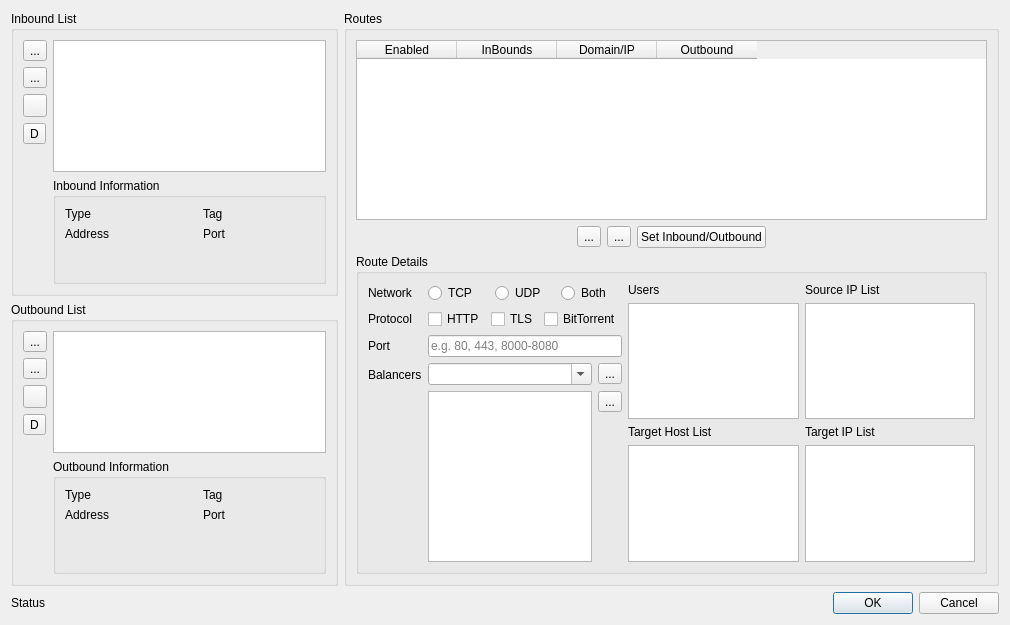
Before: the Qt Designer form src/ui/w_RoutesEditor.ui in darsvador/qvssr, drawn with Qt 5.
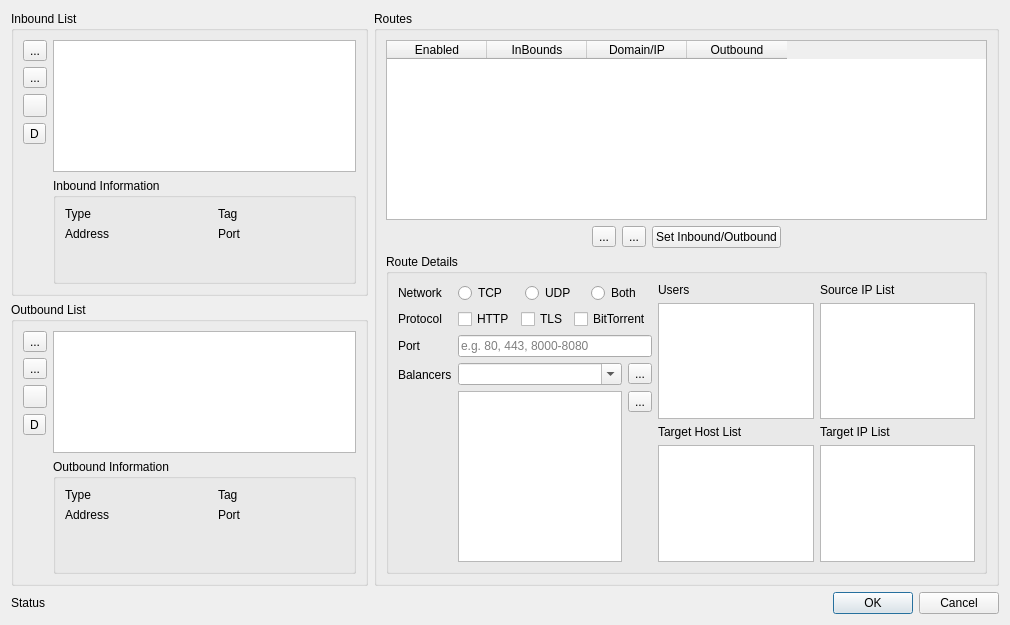
After: the same form once the commit is applied. Icons and pictures are not drawn.

```diff
--- a/src/ui/w_RoutesEditor.ui
+++ b/src/ui/w_RoutesEditor.ui
@@ -22,7 +22,7 @@
   <property name="modal">
    <bool>true</bool>
   </property>
-  <layout class="QGridLayout" name="gridLayout_5" rowstretch="1,1,0" columnstretch="1,2">
+  <layout class="QGridLayout" name="gridLayout_5" rowstretch="1,1,0" columnstretch="4,7">
    <item row="1" column="0">
     <widget class="QGroupBox" name="groupBox_4">
      <property name="title">
```
